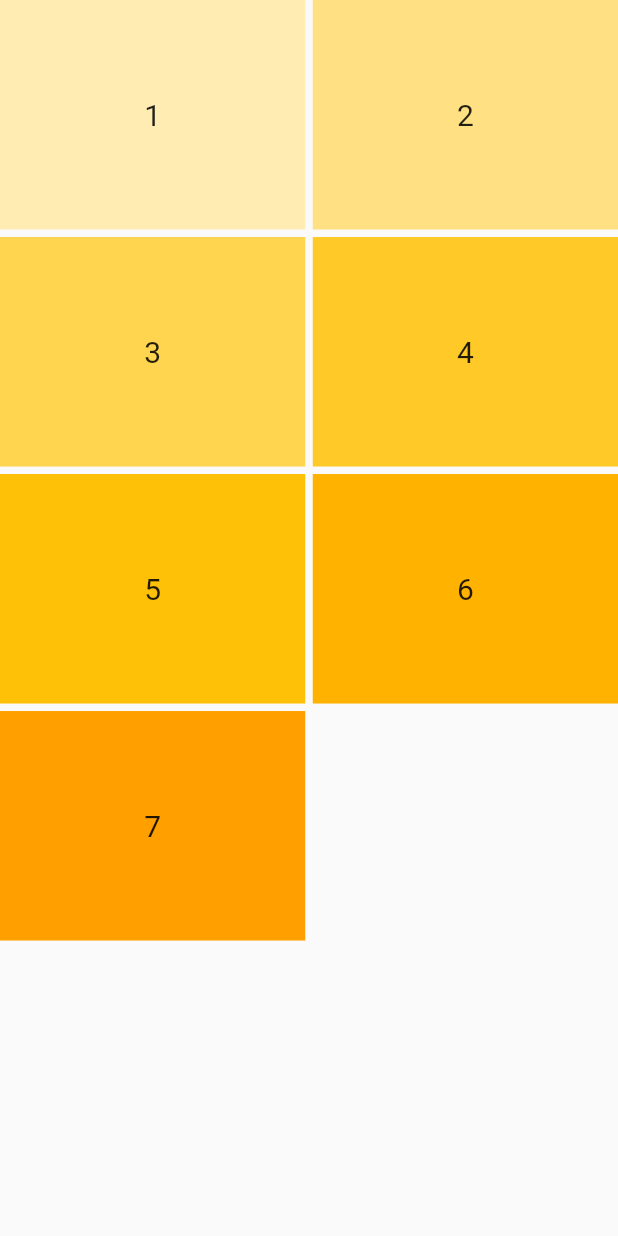
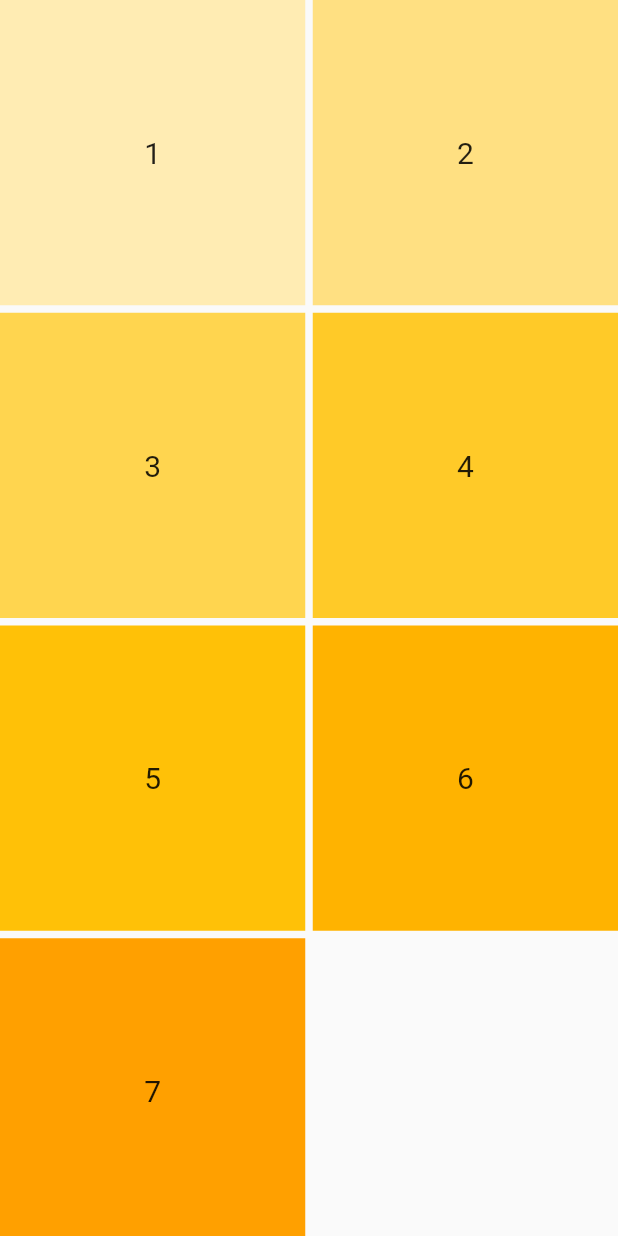
Before and after one commit to ryanseptiyanto/pm_pert2_0872, a Flutter app: the screen it shows after launch, on a phone screen of 412 x 824 dp. Run offline on Flutter 3.47's test engine with Material 2 defaults, Android fonts, the phone set to English and light mode, and no system bars.

Commit message:
Grid view builder

```diff
--- a/lib/main.dart
+++ b/lib/main.dart
@@ -1,11 +1,12 @@
 import 'package:flutter/material.dart';
 
 void main() {
-  runApp(const MyApp());
+  runApp(MyApp());
 }
 
 class MyApp extends StatelessWidget {
-  const MyApp({ Key? key }) : super(key: key);
+  final List<int> _colors = [100, 200, 300, 400, 500, 600, 700];
+  MyApp({ Key? key }) : super(key: key);
 
   @override
   Widget build(BuildContext context) {
@@ -13,21 +14,27 @@ class MyApp extends StatelessWidget {
       debugShowCheckedModeBanner: false,
       home: Scaffold(
         body: SafeArea(
-          child: GridView.count(
-            crossAxisCount: 2,
-            crossAxisSpacing: 5,
-            mainAxisSpacing: 5,
-            childAspectRatio: 1.33,
-            children: [
-              MyGrid(text: "1", color: Colors.amber[100]),
-              MyGrid(text: "2", color: Colors.amber[200]),
-              MyGrid(text: "3", color: Colors.amber[300]),
-              MyGrid(text: "4", color: Colors.amber[400]),
-              MyGrid(text: "5", color: Colors.amber[500]),
-              MyGrid(text: "6", color: Colors.amber[600]),
-              MyGrid(text: "7", color: Colors.amber[700]),
-            ],
-          )
+          child: GridView.builder(
+            itemCount: _colors.length,
+            gridDelegate: const SliverGridDelegateWithFixedCrossAxisCount(
+              crossAxisCount: 2,
+              crossAxisSpacing: 5,
+              mainAxisSpacing: 5,
+            ),
+
+            // gridDelegate: const SliverGridDelegateWithMaxCrossAxisExtent(
+            //   crossAxisSpacing: 5,
+            //   mainAxisSpacing: 5,
+            //   maxCrossAxisExtent: 200,
+            // ),
+
+            itemBuilder: (BuildContext context,int index){
+              return MyGrid(
+                text: (index + 1).toString(),
+                color: Colors.amber[_colors[index]]
+              );
+            },
+          ),
         ),
       ),
     );
```
